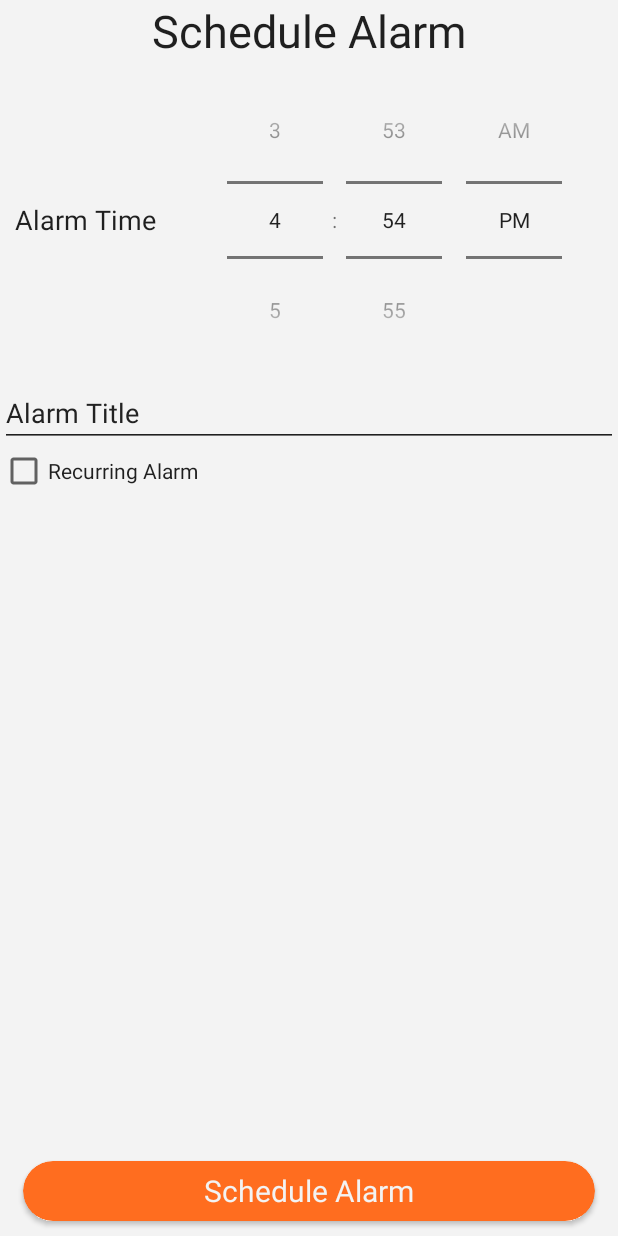
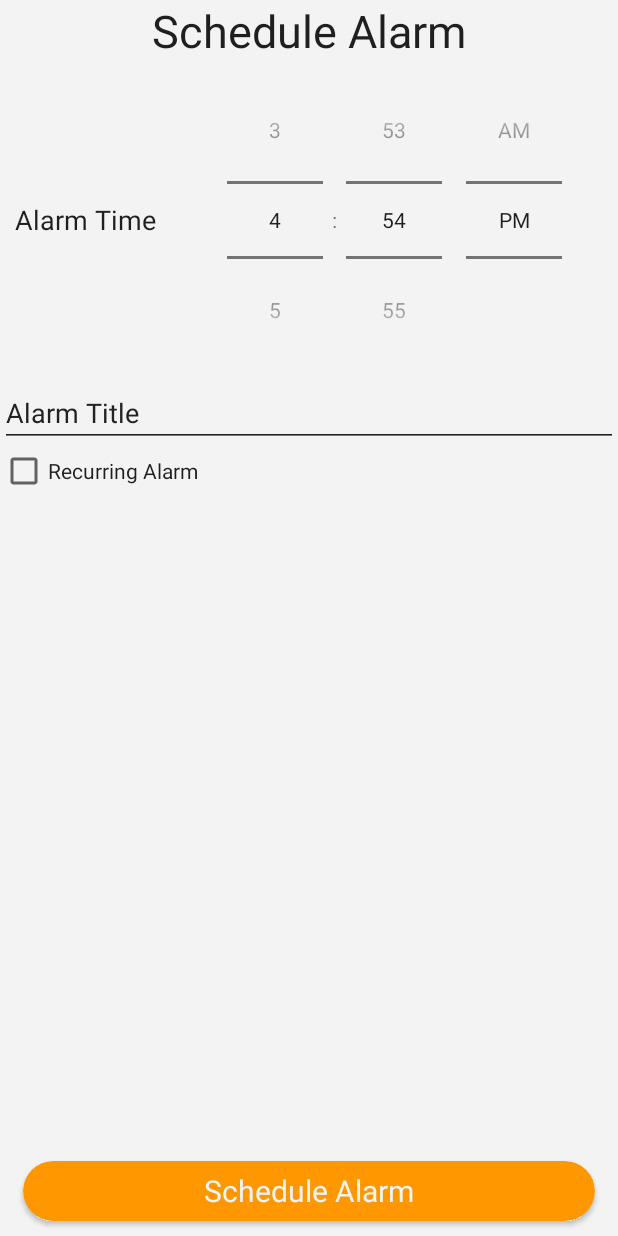
Before and after one commit to YuzuMin/Hololive-Gen5-Momosuzu-Nene-Noises, an Android app: the CreateAlarmFragment screen opened through its navigation route, on a phone screen of 412 x 824 dp. Run offline under Robolectric (Android 15) with nearby library versions, the phone set to English and light mode, and no system bars; our stand-ins replace ButterKnife, Room's generated code.

Commit message:
Update colors.xml

```diff
--- a/Stable/NeneNoises/app/src/main/res/values/colors.xml
+++ b/Stable/NeneNoises/app/src/main/res/values/colors.xml
@@ -2,11 +2,11 @@
 <resources>
     <color name="colorPrimary">#101010</color>
     <color name="colorPrimaryDark">#000</color>
-    <color name="colorAccent">#FF6D1F</color>
+    <color name="colorAccent">#FF9800</color>
     <color name="black">#FF000000</color>
     <color name="white">#FFFFFFFF</color>
-    <color name="homeicons">#FF6D1F</color>
-    <color name="clearhomeicons">#C9FF6D1F</color>
+    <color name="homeicons">#FF9800</color>
+    <color name="clearhomeicons">#C9FF9800</color>
     <color name="alarmbutton">#8660FF</color>
     <color name="blvck">#FF1f1f1f</color>
     <color name="lightblvck">#222222</color>
@@ -15,6 +15,6 @@
     <color name="darkblvck">#121212</color>
     <color name="porcelain">#F3F3F3</color>
     <color name="darkporcelain">#ACACAC</color>
-    <color name="button">#FF6D1F</color>
-    <color name="clearbutton">#A9FF6D1F</color>
+    <color name="button">#FF9800</color>
+    <color name="clearbutton">#A9FF9800</color>
 </resources>
```
